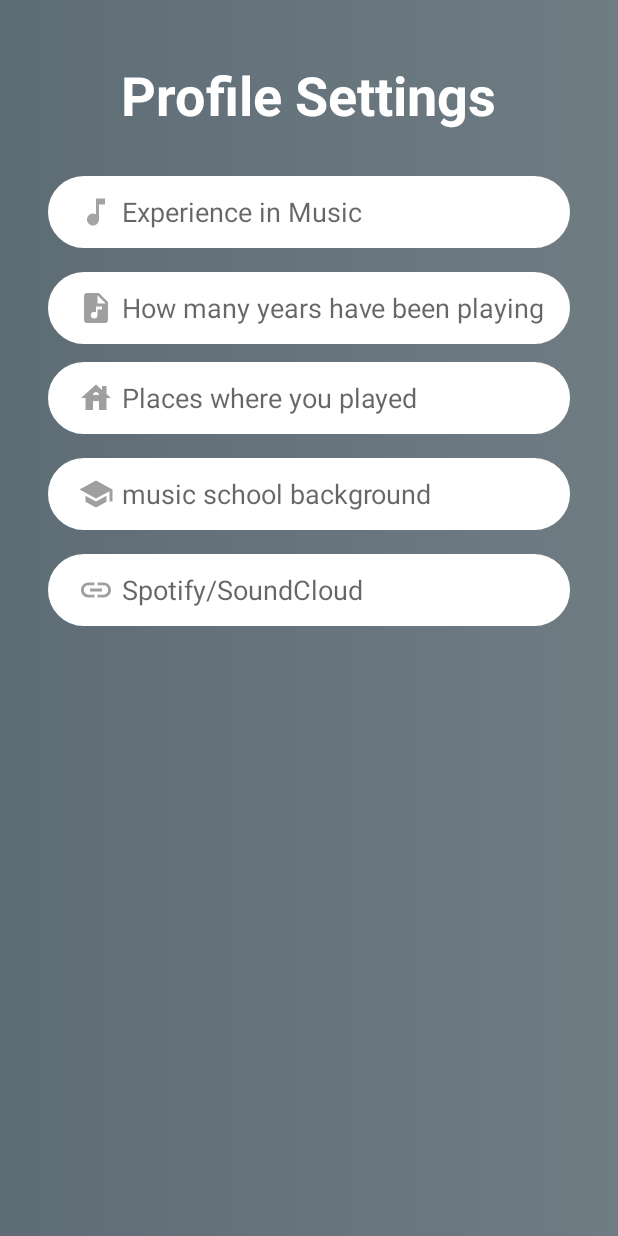
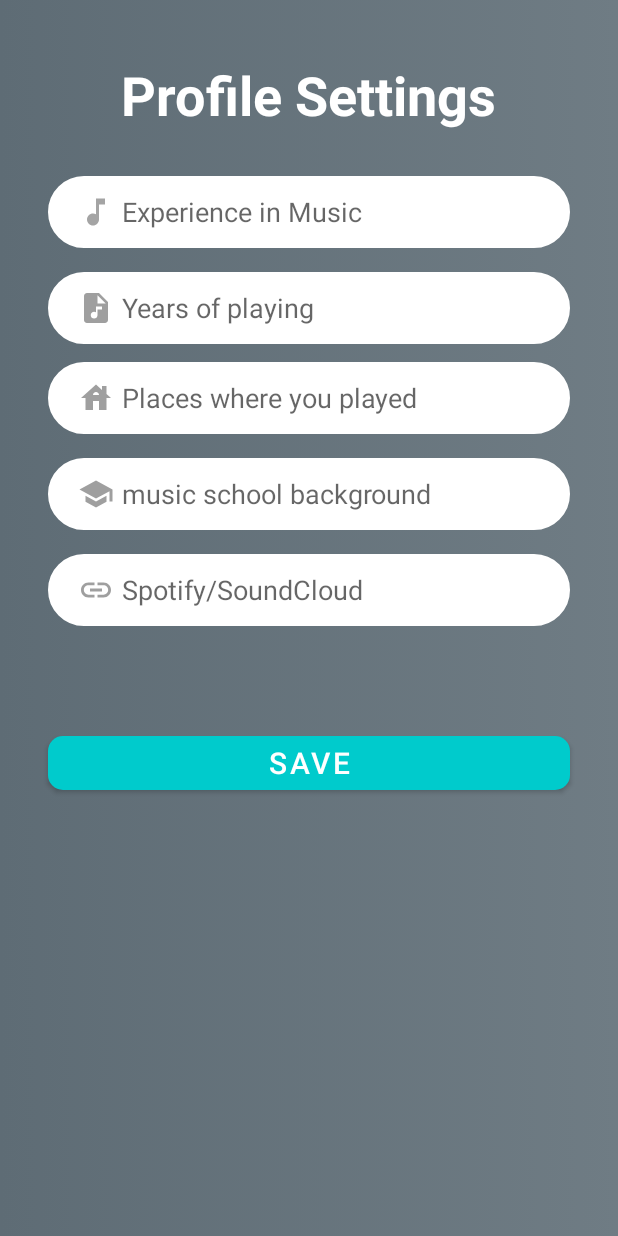
Before and after one commit to abia22/musicIn, an Android app: the profileSettingsActivity screen opened directly, with no data from a screen before it, on a phone screen of 412 x 824 dp. Run offline under Robolectric (Android 15) with nearby library versions, the phone set to English and light mode, and no system bars; Roboto replaces fonts that are not available here.

Commit message:
profile settings completo

```diff
--- a/app/src/main/res/layout/activity_profile_settings.xml
+++ b/app/src/main/res/layout/activity_profile_settings.xml
@@ -52,7 +52,7 @@
         android:background="@drawable/input_bg"
         android:drawableStart="@drawable/audio_file"
         android:drawablePadding="5dp"
-        android:hint="How many years have been playing"
+        android:hint="Years of playing"
         android:maxLines="1"
         android:minHeight="48dp"
         android:paddingStart="20dp"
@@ -130,5 +130,22 @@
         app:layout_constraintStart_toStartOf="parent"
         app:layout_constraintTop_toBottomOf="@+id/name_ed_txt4" />
 
+    <com.google.android.material.button.MaterialButton
+        android:id="@+id/next_bttn_sign_in"
+        android:layout_width="0dp"
+        android:layout_height="wrap_content"
+        android:layout_marginTop="16dp"
+        android:layout_marginBottom="56dp"
+        android:text="@string/save"
+        android:textSize="20sp"
+        app:backgroundTint="@color/light_blue"
+        app:cornerRadius="10dp"
+        app:layout_constraintBottom_toBottomOf="parent"
+        app:layout_constraintEnd_toEndOf="@+id/name_ed_txt5"
+        app:layout_constraintHorizontal_bias="0.0"
+        app:layout_constraintStart_toStartOf="@+id/name_ed_txt5"
+        app:layout_constraintTop_toBottomOf="@+id/name_ed_txt5"
+        app:layout_constraintVertical_bias="0.179" />
+
 
 </androidx.constraintlayout.widget.ConstraintLayout>
--- a/app/src/main/res/values/strings.xml
+++ b/app/src/main/res/values/strings.xml
@@ -38,5 +38,6 @@
     <string name="logout">Logout</string>
     <string name="my_bands">My Bands</string>
     <string name="profile_settings">Profile Settings</string>
+    <string name="save">Save</string>
 
 </resources>
```
